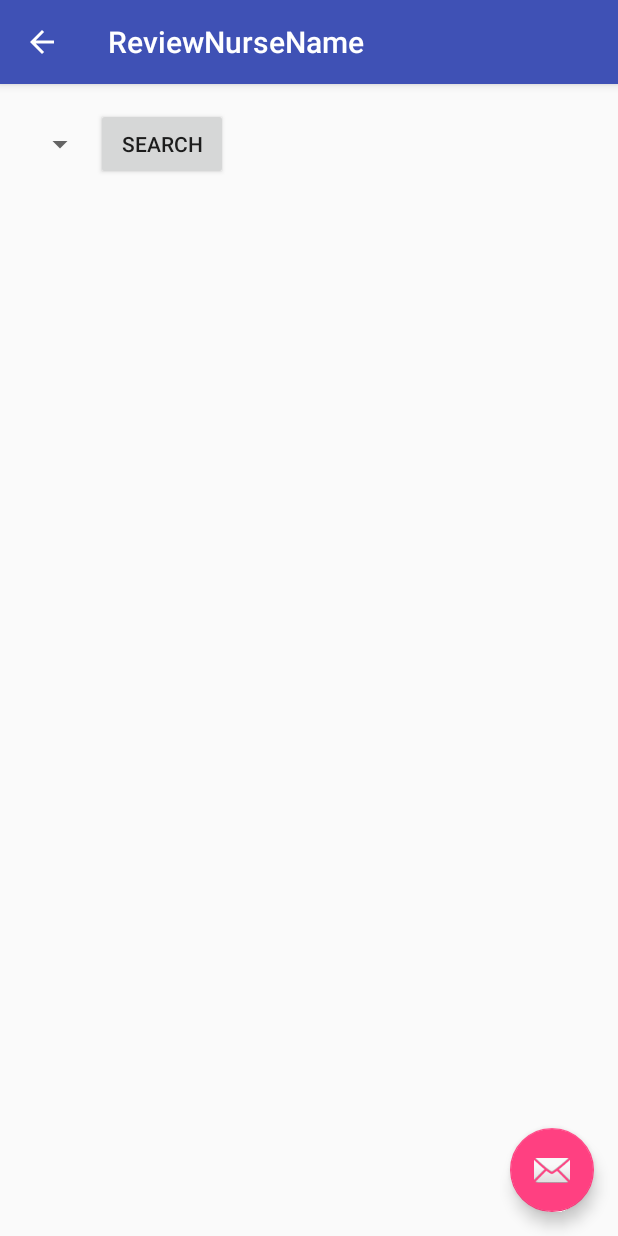
After one commit to jdaum/HomeCare, an Android app: the ReviewNurseName screen opened directly, with no data from a screen before it, on a phone screen of 412 x 824 dp. The commit adds this screen. Run offline under Robolectric (Android 15) with nearby library versions, the phone set to English and light mode, and no system bars.

Commit message:
add search by name functionality

```diff
--- a/HomeCare/app/src/main/java/com/example/whjt2_000/homecare/DatabaseHelper.java
+++ b/HomeCare/app/src/main/java/com/example/whjt2_000/homecare/DatabaseHelper.java
@@ -12,6 +12,7 @@ import android.util.Log;
 import java.text.SimpleDateFormat;
 import java.util.ArrayList;
 import java.util.Calendar;
+import java.util.HashSet;
 import java.util.Random;
 
 /**
@@ -94,6 +95,7 @@ public final class DatabaseHelper extends SQLiteOpenHelper{
         onUpgrade(db, oldVersion, newVersion);
     }
 
+
     public long addPatientInformation(String name, String bodysystem, String stockanswer){
         // Gets the data repository in write mode
         SQLiteDatabase db = dbHelper.getWritableDatabase();
@@ -160,6 +162,7 @@ public final class DatabaseHelper extends SQLiteOpenHelper{
 
         return patientinfo;
     }
+
     public static ArrayList<String> getPatientInformationForBodySystem(String bodysystem) {
         ArrayList<String> patientInfo = new ArrayList();
 
@@ -229,4 +232,49 @@ public final class DatabaseHelper extends SQLiteOpenHelper{
         return patientInfo;
     }
 
+    public static ArrayList<String> getPatientInformationForNurseName(String name) {
+        ArrayList<String> patientInfo = new ArrayList();
+
+        // select query
+        String query = "SELECT  * FROM " + DatabaseHelper.DatabaseEntry.TABLE_NAME + " WHERE " + DatabaseEntry.COLUMN_NAME_NURSE + " = '" + name + "' ;";
+
+        // get reference of the database
+        SQLiteDatabase db = dbHelper.getWritableDatabase();
+        Cursor cursor = db.rawQuery(query, null);
+
+        // parse all results
+        String tmp = "";
+        if (cursor.moveToFirst()) {
+            do {
+                tmp = cursor.getString(1) + " | ";
+                tmp = tmp + cursor.getString(2) + " : ";
+                tmp += cursor.getString(3) + " ";
+                tmp += cursor.getString(4) + " ";
+                tmp += cursor.getString(5);
+                patientInfo.add(tmp);
+            } while (cursor.moveToNext());
+        }
+        return patientInfo;
+    }
+
+    public static ArrayList<String> getNurseNames(){
+        ArrayList<String> names = new ArrayList<String>();
+
+        String query = "SELECT " + DatabaseEntry.COLUMN_NAME_NURSE +" FROM " + DatabaseEntry.TABLE_NAME;
+
+        // get reference of the database
+        SQLiteDatabase db = dbHelper.getWritableDatabase();
+        Cursor cursor = db.rawQuery(query, null);
+
+        // parse all results
+        String tmp = "";
+        if (cursor.moveToFirst()) {
+            do {
+                tmp = cursor.getString(0);
+                if (!names.contains(tmp)) names.add(tmp);
+            } while (cursor.moveToNext());
+        }
+        return names;
+    }
+
 }
--- /dev/null
+++ b/HomeCare/app/src/main/java/com/example/whjt2_000/homecare/ReviewNurseName.java
@@ -0,0 +1,81 @@
+package com.example.whjt2_000.homecare;
+
+import android.os.Bundle;
+import android.support.design.widget.FloatingActionButton;
+import android.support.design.widget.Snackbar;
+import android.support.v7.app.AppCompatActivity;
+import android.support.v7.widget.Toolbar;
+import android.util.Log;
+import android.view.View;
+import android.widget.ArrayAdapter;
+import android.widget.Button;
+import android.widget.Spinner;
+import android.widget.TextView;
+import android.widget.Toast;
+
+import java.util.ArrayList;
+import java.util.HashSet;
+
+public class ReviewNurseName extends AppCompatActivity {
+
+    private ArrayList<String> names;
+    private Spinner name_sp;
+    private Spinner spinner;
+    private String name;
+    private TextView textView;
+    private ArrayList<String> entries;
+
+    private DatabaseHelper  dbHelper;
+
+    @Override
+    protected void onCreate(Bundle savedInstanceState) {
+        super.onCreate(savedInstanceState);
+        setContentView(R.layout.activity_review_nurse_name);
+        Toolbar toolbar = (Toolbar) findViewById(R.id.toolbar);
+        setSupportActionBar(toolbar);
+
+        getSupportActionBar().setDisplayHomeAsUpEnabled(true);
+
+        dbHelper = DatabaseHelper.getInstance(ReviewNurseName.this);
+
+        names = dbHelper.getNurseNames();
+
+        name_sp = (Spinner) findViewById(R.id.name_spinner);
+        ArrayAdapter<String> name_adapter = new ArrayAdapter<String>(this,
+                R.layout.spinner_row, names);
+        //name_adapter.setDropDownViewResource(android.R.layout.simple_spinner_dropdown_item);
+        name_sp.setAdapter(name_adapter);
+        //name_sp.setSelection(0);
+        //name_sp.setOnItemSelectedListener(new select_name());
+
+        textView = (TextView)findViewById(R.id.my_textview);
+
+        Button button = (Button) findViewById(R.id.button);
+        button.setOnClickListener(new View.OnClickListener() {
+            public void onClick(View v) {
+                textView.setText("");
+                name = name_sp.getSelectedItem().toString();
+                showReviewInfo(v);
+            }
+        });
+
+    }
+
+    private void showReviewInfo(View view){
+
+        //generate list
+        entries = dbHelper.getPatientInformationForNurseName(name);
+
+        Log.d("ENTRIES", "showReviewInfo: " + entries.size());
+        String tmp =(String)textView.getText() + "\n";
+        if (entries.size() == 0) {
+            Toast.makeText(this, "There's no information from " + name + ".", Toast.LENGTH_SHORT).show();
+        }
+        for (String s : entries){
+            tmp += s + "\n";
+        }
+
+        textView.setText(tmp);
+    }
+
+}
--- a/HomeCare/app/src/main/java/com/example/whjt2_000/homecare/SearchOptions.java
+++ b/HomeCare/app/src/main/java/com/example/whjt2_000/homecare/SearchOptions.java
@@ -36,4 +36,9 @@ public class SearchOptions extends AppCompatActivity {
             startActivity(intent);
     }
 
+    public void reviewNurseName(View view){
+        Intent intent = new Intent(this, ReviewNurseName.class);
+        startActivity(intent);
+    }
+
 }
--- /dev/null
+++ b/HomeCare/app/src/main/res/layout/activity_review_nurse_name.xml
@@ -0,0 +1,34 @@
+<?xml version="1.0" encoding="utf-8"?>
+<android.support.design.widget.CoordinatorLayout xmlns:android="http://schemas.android.com/apk/res/android"
+    xmlns:app="http://schemas.android.com/apk/res-auto"
+    xmlns:tools="http://schemas.android.com/tools"
+    android:layout_width="match_parent"
+    android:layout_height="match_parent"
+    android:fitsSystemWindows="true"
+    tools:context="com.example.whjt2_000.homecare.ReviewNurseName">
+
+    <android.support.design.widget.AppBarLayout
+        android:layout_width="match_parent"
+        android:layout_height="wrap_content"
+        android:theme="@style/AppTheme.AppBarOverlay">
+
+        <android.support.v7.widget.Toolbar
+            android:id="@+id/toolbar"
+            android:layout_width="match_parent"
+            android:layout_height="?attr/actionBarSize"
+            android:background="?attr/colorPrimary"
+            app:popupTheme="@style/AppTheme.PopupOverlay" />
+
+    </android.support.design.widget.AppBarLayout>
+
+    <include layout="@layout/content_review_nurse_name" />
+
+    <android.support.design.widget.FloatingActionButton
+        android:id="@+id/fab"
+        android:layout_width="wrap_content"
+        android:layout_height="wrap_content"
+        android:layout_gravity="bottom|end"
+        android:layout_margin="@dimen/fab_margin"
+        android:src="@android:drawable/ic_dialog_email" />
+
+</android.support.design.widget.CoordinatorLayout>
--- /dev/null
+++ b/HomeCare/app/src/main/res/layout/content_review_nurse_name.xml
@@ -0,0 +1,62 @@
+<?xml version="1.0" encoding="utf-8"?>
+<LinearLayout xmlns:android="http://schemas.android.com/apk/res/android"
+    xmlns:app="http://schemas.android.com/apk/res-auto"
+    xmlns:tools="http://schemas.android.com/tools"
+    android:layout_width="match_parent"
+    android:layout_height="match_parent"
+    android:paddingBottom="@dimen/activity_vertical_margin"
+    android:paddingLeft="@dimen/activity_horizontal_margin"
+    android:paddingRight="@dimen/activity_horizontal_margin"
+    android:paddingTop="@dimen/activity_vertical_margin"
+    android:orientation="vertical"
+    app:layout_behavior="@string/appbar_scrolling_view_behavior"
+    tools:context="com.example.whjt2_000.homecare.ReviewNurseName"
+    tools:showIn="@layout/activity_review_nurse_name">
+
+
+    <RelativeLayout
+        android:orientation="horizontal"
+        android:layout_width="fill_parent"
+        android:layout_height="wrap_content"
+        >
+        <Spinner
+            android:id="@+id/name_spinner"
+            android:layout_width="wrap_content"
+            android:layout_height="wrap_content"
+            android:drawSelectorOnTop="true"
+            android:layout_alignTop="@+id/button"
+            android:layout_alignBottom="@+id/button" />
+
+        <Button
+            android:layout_width="wrap_content"
+            android:layout_height="wrap_content"
+            android:text="Search"
+            android:id="@+id/button"
+            android:layout_toRightOf="@+id/name_spinner"/>
+    </RelativeLayout>
+
+    <LinearLayout
+        android:orientation="horizontal"
+        android:layout_width="fill_parent"
+        android:layout_height="wrap_content"
+        android:layout_weight="0.1"
+        android:weightSum="1">
+
+
+        <ScrollView
+            android:id="@+id/my_scrollview"
+            android:layout_width="match_parent"
+            android:layout_height="390dp">
+            <TextView
+                android:id="@+id/my_textview"
+                android:layout_width="fill_parent"
+                android:layout_height="wrap_content"
+                />
+        </ScrollView>
+
+
+    </LinearLayout>
+
+
+
+</LinearLayout>
--- a/HomeCare/app/src/main/res/values/strings.xml
+++ b/HomeCare/app/src/main/res/values/strings.xml
@@ -30,5 +30,7 @@
     <string name="title_activity_review4h">Review Last 4 Hours</string>
     <string name="title_activity_search_options">SearchOptions</string>
     <string name="search">Search Information</string>
+    <string name="search_name">Search by Nurse Name</string>
+    <string name="title_activity_review_nurse_name">ReviewNurseName</string>
 
 </resources>
```
Also changed, not shown: HomeCare/app/src/main/AndroidManifest.xml (+18 -10 lines), HomeCare/app/src/main/res/layout/content_review_by_body_sys.xml (+5 -3 lines), HomeCare/app/src/main/res/layout/content_search_options.xml (+10 -3 lines), HomeCare/app/src/main/res/layout/spinner_row.xml (added, +12 -0 lines).
